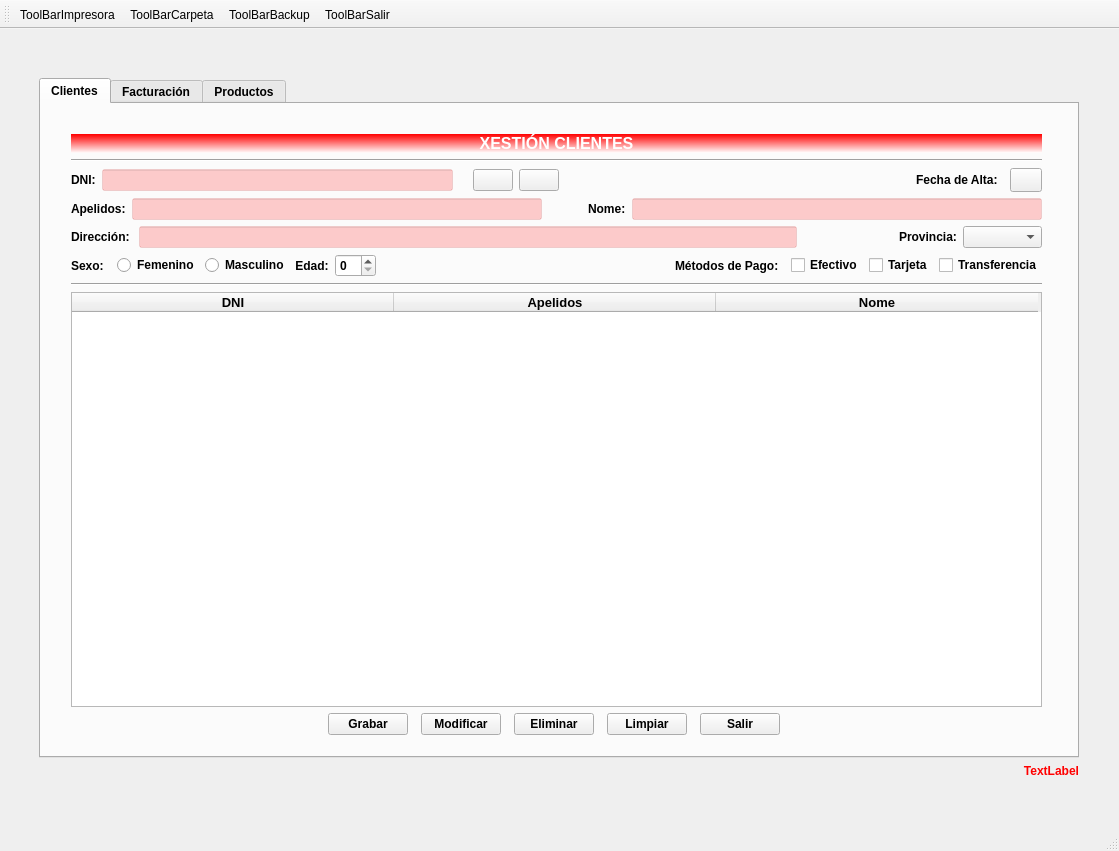
First picture: the form in ventana.ui, repository JaviusssBesi/BESADAPEREZ, before the edit.
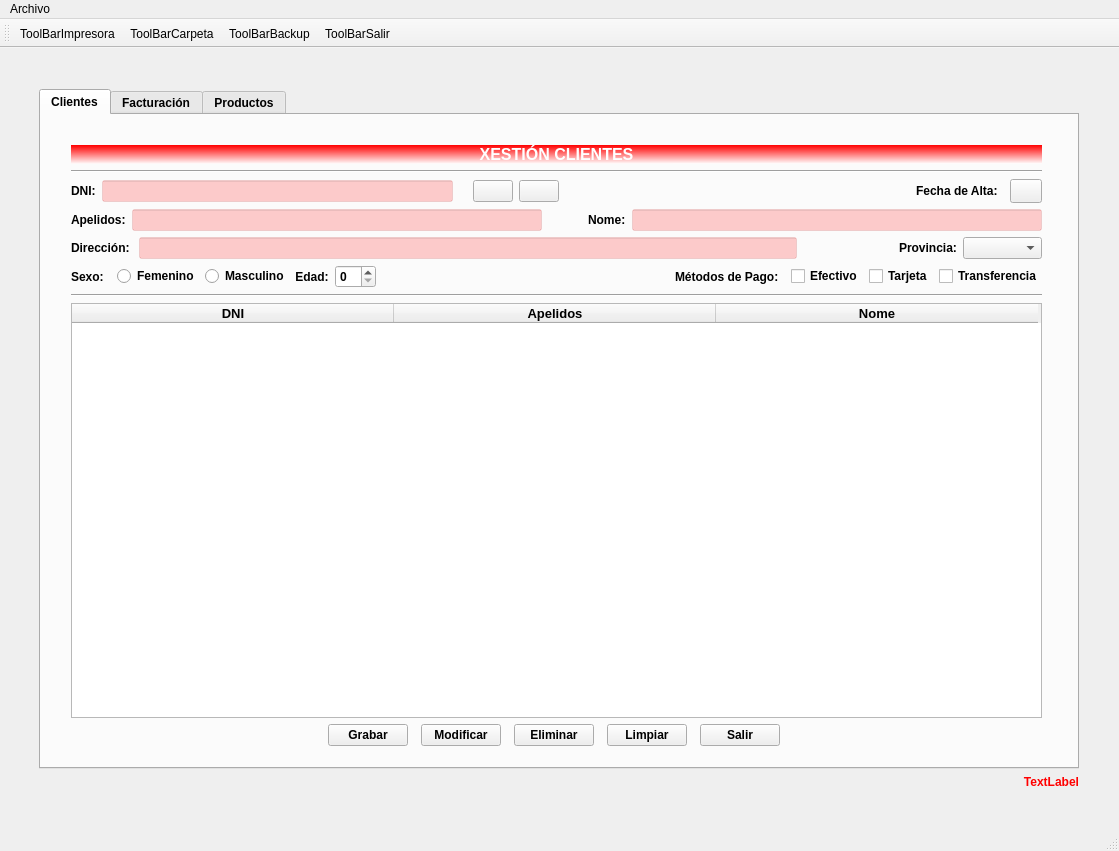
Second picture: the form after the edit. Icons and pictures are not drawn.

```diff
--- a/ventana.ui
+++ b/ventana.ui
@@ -763,6 +763,13 @@
      <height>21</height>
     </rect>
    </property>
+   <widget class="QMenu" name="menuArchivo">
+    <property name="title">
+     <string>Archivo</string>
+    </property>
+    <addaction name="actionSalir"/>
+   </widget>
+   <addaction name="menuArchivo"/>
   </widget>
   <widget class="QStatusBar" name="statusbar"/>
   <widget class="QToolBar" name="toolBar">
```
Left out of the diff: 16 changed lines with no effect on the pictures.
